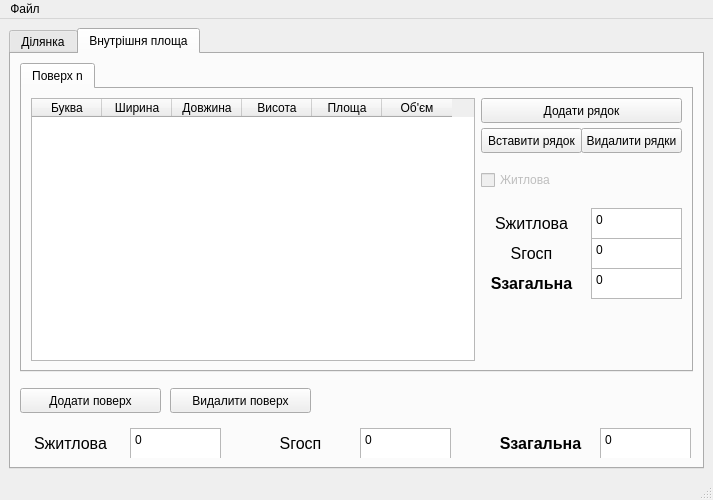
This is form.ui in Alex482Ukr/calcarea as Qt 5 draws it before an edit. The edited form follows.
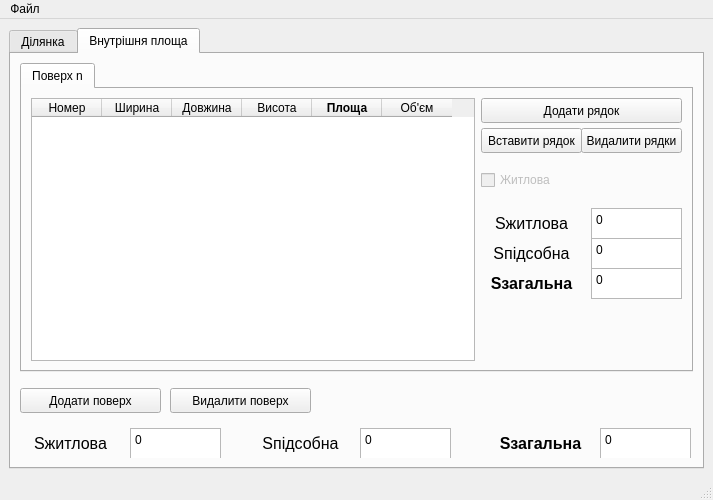
This is the edited form. The open tabs and pages were chosen to show the change.

Commit message: Made area column bold

```diff
--- a/form.ui
+++ b/form.ui
@@ -338,7 +338,7 @@
               </attribute>
               <column>
                <property name="text">
-                <string>Буква</string>
+                <string>Номер</string>
                </property>
               </column>
               <column>
@@ -360,6 +360,11 @@
                <property name="text">
                 <string>Площа</string>
                </property>
+               <property name="font">
+                <font>
+                 <bold>true</bold>
+                </font>
+               </property>
               </column>
               <column>
                <property name="text">
@@ -526,7 +531,7 @@
                 </font>
                </property>
                <property name="text">
-                <string>Sгосп</string>
+                <string>Sпідсобна</string>
                </property>
                <property name="alignment">
                 <set>Qt::AlignmentFlag::AlignCenter</set>
@@ -700,7 +705,7 @@
             </font>
            </property>
            <property name="text">
-            <string>Sгосп</string>
+            <string>Sпідсобна</string>
            </property>
            <property name="alignment">
             <set>Qt::AlignmentFlag::AlignCenter</set>
```
Left out of the diff: 7 changed lines with no effect on the pictures. The commit also changes 2 other files.
